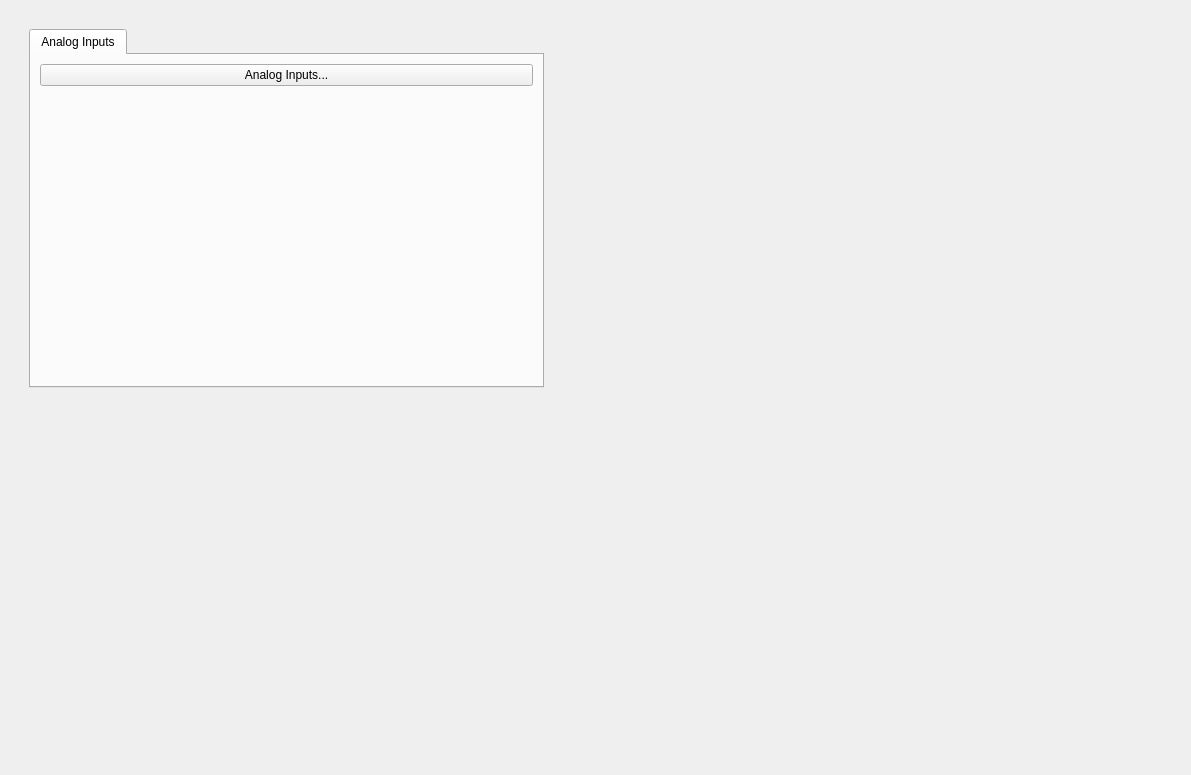
First picture: the form in diag0_main.ui, repository ad-build-test/pydm-mps, before the edit.
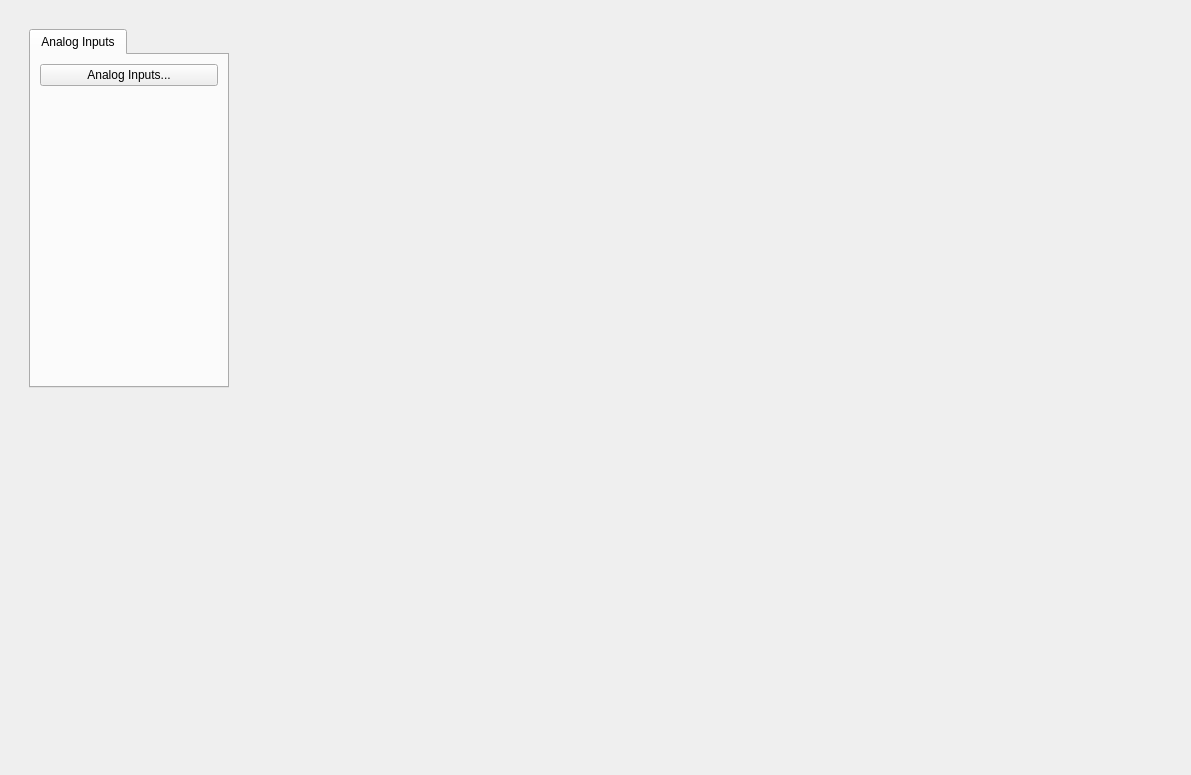
Second picture: the form after the edit. Custom widgets are drawn as their Qt base class.

What changed in the file:
```diff
--- a/diag0_main.ui
+++ b/diag0_main.ui
@@ -106,6 +106,12 @@
          </item>
          <item row="0" column="0">
           <widget class="QTabWidget" name="tabWidget_2">
+           <property name="maximumSize">
+            <size>
+             <width>200</width>
+             <height>16777215</height>
+            </size>
+           </property>
            <property name="currentIndex">
             <number>0</number>
            </property>
```
